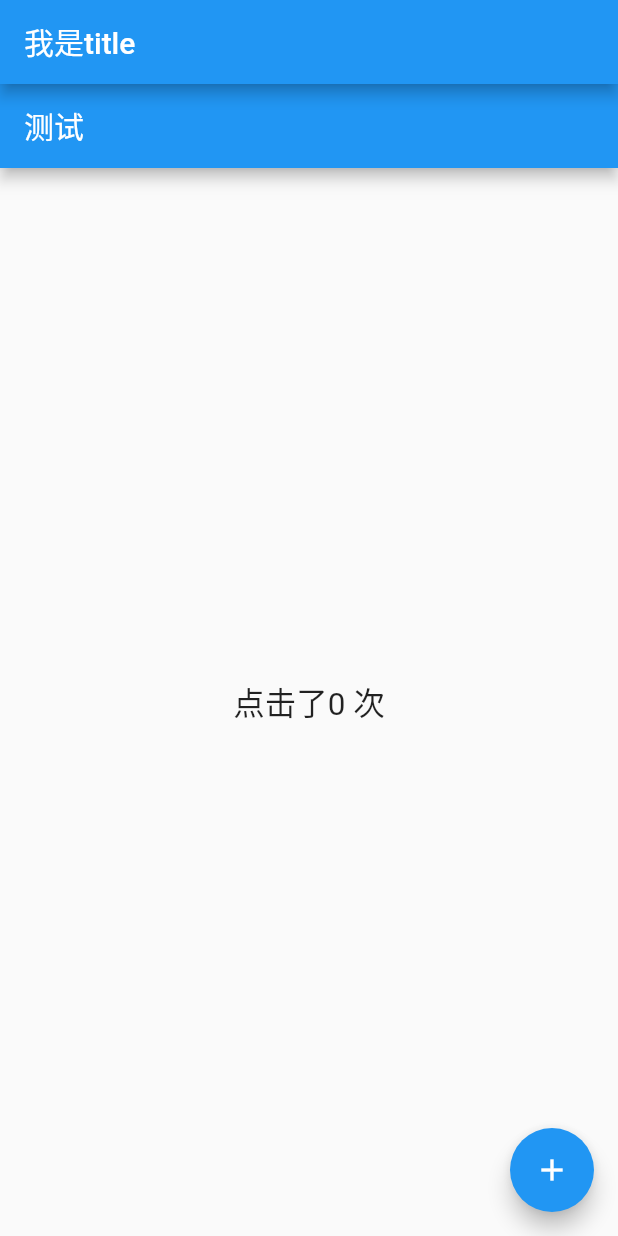
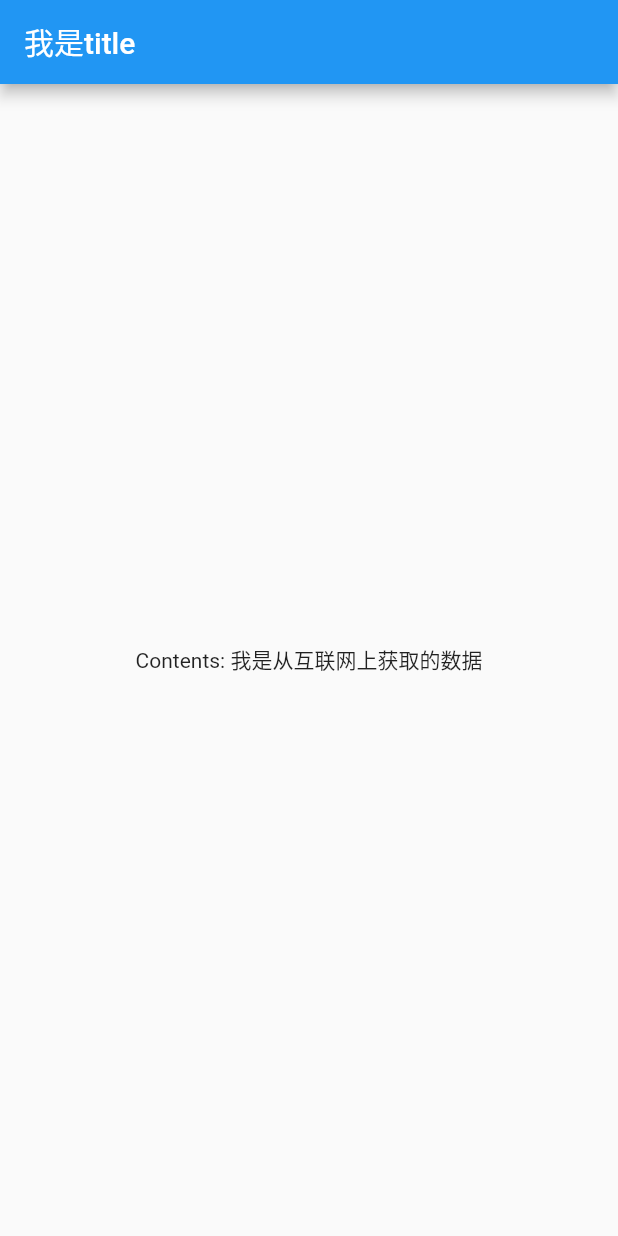
Before and after one commit to yanlele/flutter_study_case, a Flutter app: the screen it shows after launch, on a phone screen of 412 x 824 dp. Run offline on Flutter 3.47's test engine with Material 2 defaults, Android fonts, the light colour scheme and no system bars.

Commit message:
feat: demo

```diff
--- /dev/null
+++ b/lib/handle_application_widget_by_07/demo3_future_builder/index.dart
@@ -0,0 +1,31 @@
+import 'package:flutter/material.dart';
+
+Future<String> mockNetWorkData() async {
+  return Future.delayed(const Duration(seconds: 2), () => "我是从互联网上获取的数据");
+}
+
+class FutureBuilderDemo extends StatelessWidget {
+  const FutureBuilderDemo({Key? key}) : super(key: key);
+
+  @override
+  Widget build(BuildContext context) {
+    return Center(
+      child: FutureBuilder<String>(
+        future: mockNetWorkData(),
+        builder: (BuildContext context, AsyncSnapshot snapshot) {
+          // 如果请求结束
+          if (snapshot.connectionState == ConnectionState.done) {
+            if (snapshot.hasError) {
+              return Text("Error ${snapshot.error}");
+            } else {
+              return Text("Contents: ${snapshot.data}");
+            }
+          } else {
+            // 请求没有结束， 显示 loading
+            return const CircularProgressIndicator();
+          }
+        },
+      ),
+    );
+  }
+}
--- a/lib/main.dart
+++ b/lib/main.dart
@@ -1,6 +1,5 @@
 import 'package:flutter/material.dart';
-// import '06_layout_and_constraints/09_responsive_column.dart' show YLLayoutBuilderRoute;
-import 'handle_application_widget_by_07/demo2_value_listenable/index.dart';
+import 'handle_application_widget_by_07/demo3_future_builder/index.dart';
 
 main() => runApp(const MyApp());
 
@@ -16,7 +15,7 @@ class MyApp extends StatelessWidget {
       // Scaffold 脚手架， 可以快速搭建页面
       home: Scaffold(
         appBar: AppBar(title: const Text("我是title")),
-        body: const ValueListenableRoute(),
+        body: const FutureBuilderDemo(),
       ),
     );
   }
```
